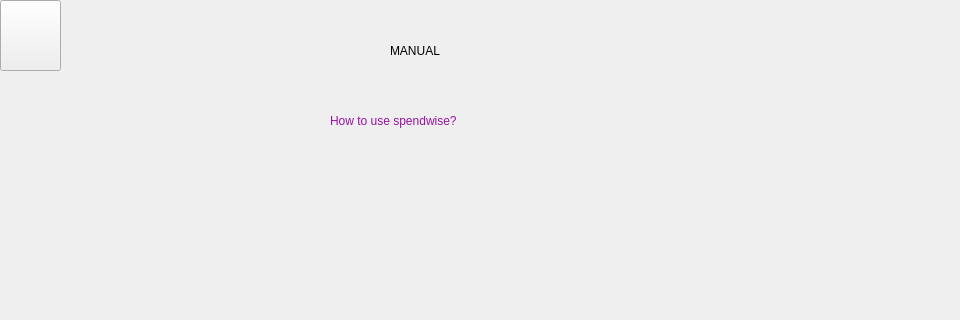
Old version of the form manual.ui in the repository Nirjaraa/spendwise; both pictures show x 0 to 960 and y 0 to 320 of the 960 by 540 pixel window.
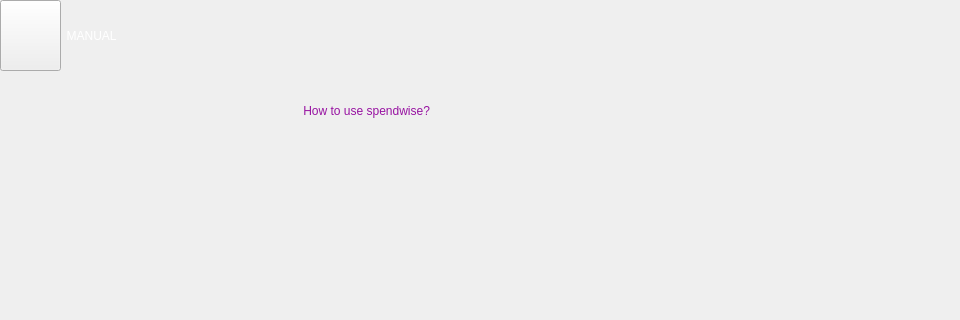
New version of the form. Icons and pictures are not drawn.

Diff of the .ui file:
```diff
--- a/manual.ui
+++ b/manual.ui
@@ -14,47 +14,13 @@
    <string>MainWindow</string>
   </property>
   <widget class="QWidget" name="centralwidget">
-   <widget class="QLabel" name="label">
-    <property name="geometry">
-     <rect>
-      <x>390</x>
-      <y>30</y>
-      <width>141</width>
-      <height>41</height>
-     </rect>
-    </property>
-    <property name="styleSheet">
-     <string notr="true">font: 25pt &quot;Bahnschrift&quot;;
-Color:dancing pink;
-background: transparent;</string>
-    </property>
-    <property name="text">
-     <string>MANUAL</string>
-    </property>
-   </widget>
-   <widget class="QLabel" name="label_2">
-    <property name="geometry">
-     <rect>
-      <x>-50</x>
-      <y>0</y>
-      <width>1061</width>
-      <height>351</height>
-     </rect>
-    </property>
-    <property name="styleSheet">
-     <string notr="true">image: url(:/resources/pro.png);</string>
-    </property>
-    <property name="text">
-     <string/>
-    </property>
-   </widget>
    <widget class="QLabel" name="label_3">
     <property name="geometry">
      <rect>
-      <x>330</x>
-      <y>80</y>
-      <width>451</width>
-      <height>81</height>
+      <x>290</x>
+      <y>90</y>
+      <width>291</width>
+      <height>41</height>
      </rect>
     </property>
     <property name="styleSheet">
@@ -63,7 +29,7 @@
 </string>
     </property>
     <property name="text">
-     <string>How to use spendwise?</string>
+     <string>    How to use spendwise?</string>
     </property>
    </widget>
    <widget class="QPushButton" name="back">
@@ -83,10 +49,43 @@
      <string/>
     </property>
    </widget>
-   <zorder>label_2</zorder>
-   <zorder>label</zorder>
-   <zorder>label_3</zorder>
-   <zorder>back</zorder>
+   <widget class="QLabel" name="label_2">
+    <property name="geometry">
+     <rect>
+      <x>70</x>
+      <y>150</y>
+      <width>801</width>
+      <height>361</height>
+     </rect>
+    </property>
+    <property name="styleSheet">
+     <string notr="true">border-image: url(:/resources/manualdesc.png);</string>
+    </property>
+    <property name="text">
+     <string/>
+    </property>
+   </widget>
+   <widget class="QLabel" name="editprofiletitle">
+    <property name="geometry">
+     <rect>
+      <x>60</x>
+      <y>0</y>
+      <width>901</width>
+      <height>71</height>
+     </rect>
+    </property>
+    <property name="styleSheet">
+     <string notr="true">border-image:url(:/resources/title.png);
+color:rgb(255, 255, 255);
+ 
+font: 700 22pt &quot;Bahnschrift&quot;;
+
+ </string>
+    </property>
+    <property name="text">
+     <string>  MANUAL</string>
+    </property>
+   </widget>
   </widget>
  </widget>
  <resources/>
```
Left out of the diff: 1 changed line with no effect on the pictures.
